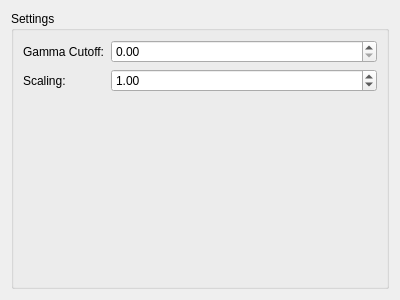
Before: the Qt Designer form Desktop/src/ui/HolovideoCodecOptions.ui in karpinsn/SLS, drawn with Qt 5.
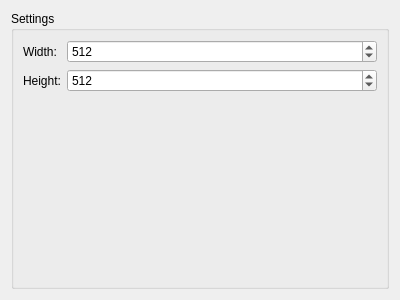
After: the same form once the commit is applied.

Patch:
```diff
--- a/Desktop/src/ui/HolovideoCodecOptions.ui
+++ b/Desktop/src/ui/HolovideoCodecOptions.ui
@@ -35,34 +35,34 @@
          <item row="0" column="0">
           <widget class="QLabel" name="gammaCutoffLabel">
            <property name="text">
-            <string>Gamma Cutoff:</string>
-           </property>
-          </widget>
-         </item>
-         <item row="0" column="1">
-          <widget class="QDoubleSpinBox" name="gammaCutoffBox">
-           <property name="maximum">
-            <double>1.000000000000000</double>
-           </property>
-           <property name="singleStep">
-            <double>0.010000000000000</double>
+            <string>Width:</string>
            </property>
           </widget>
          </item>
          <item row="1" column="0">
           <widget class="QLabel" name="scalingLabel">
            <property name="text">
-            <string>Scaling:</string>
+            <string>Height:</string>
            </property>
           </widget>
          </item>
          <item row="1" column="1">
-          <widget class="QDoubleSpinBox" name="scalingBox">
+          <widget class="QSpinBox" name="heightBox">
            <property name="maximum">
-            <double>100.000000000000000</double>
+            <number>10000</number>
            </property>
            <property name="value">
-            <double>1.000000000000000</double>
+            <number>512</number>
+           </property>
+          </widget>
+         </item>
+         <item row="0" column="1">
+          <widget class="QSpinBox" name="widthBox">
+           <property name="maximum">
+            <number>10000</number>
+           </property>
+           <property name="value">
+            <number>512</number>
            </property>
           </widget>
          </item>
```
Left out of the diff: 8 changed lines with no effect on the pictures.
